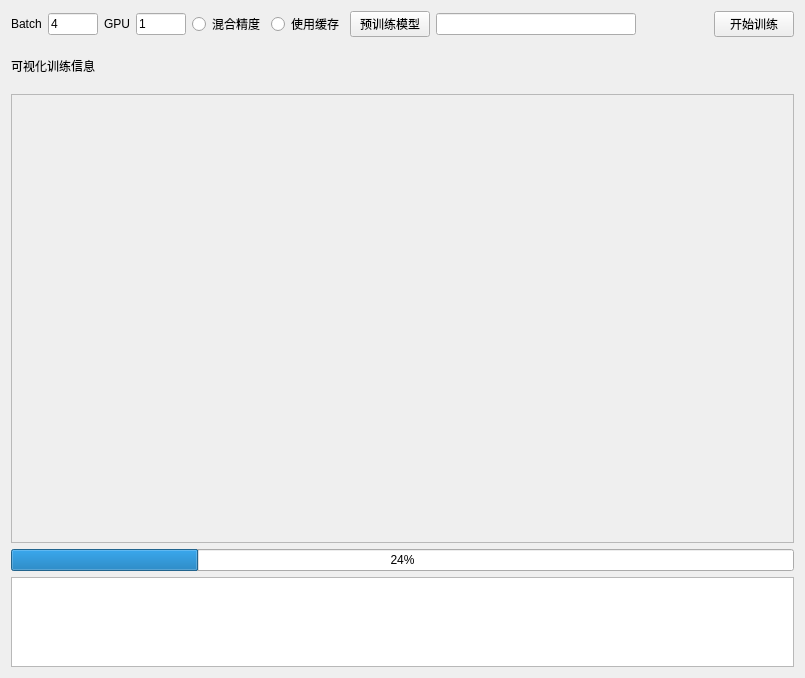
This is train_widget.ui in DL-Practise/YoloX_EasyTrain as Qt 5 draws it before an edit. The edited form follows.
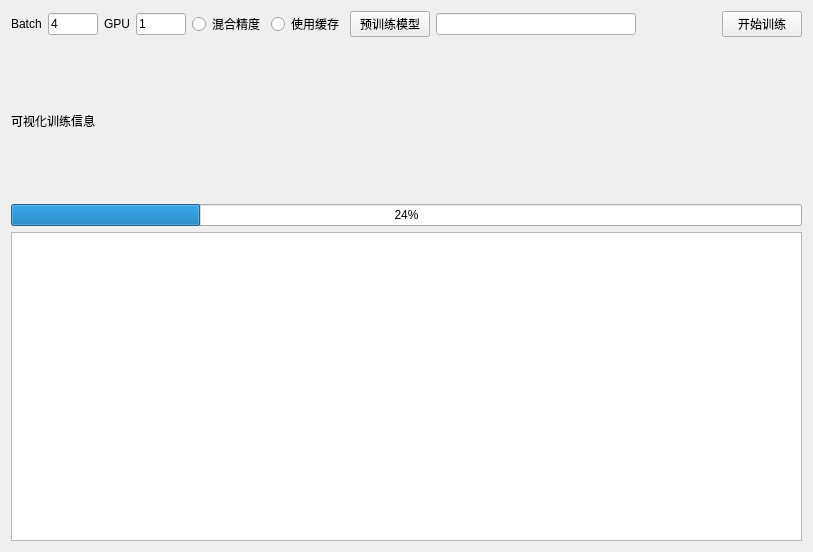
This is the edited form.

Patch:
```diff
--- a/train_widget.ui
+++ b/train_widget.ui
@@ -6,8 +6,8 @@
    <rect>
     <x>0</x>
     <y>0</y>
-    <width>805</width>
-    <height>678</height>
+    <width>813</width>
+    <height>552</height>
    </rect>
   </property>
   <property name="windowTitle">
@@ -15,7 +15,7 @@
   </property>
   <layout class="QGridLayout" name="gridLayout">
    <item row="0" column="0">
-    <layout class="QVBoxLayout" name="verticalLayout" stretch="1,1,10,0,2">
+    <layout class="QVBoxLayout" name="verticalLayout" stretch="1,1,10,1,2">
      <item>
       <layout class="QHBoxLayout" name="horizontalLayout">
        <item>
@@ -145,14 +145,7 @@
       </layout>
      </item>
      <item>
-      <widget class="QFrame" name="frame">
-       <property name="frameShape">
-        <enum>QFrame::StyledPanel</enum>
-       </property>
-       <property name="frameShadow">
-        <enum>QFrame::Raised</enum>
-       </property>
-      </widget>
+      <layout class="QVBoxLayout" name="vlayout_matplot"/>
      </item>
      <item>
       <widget class="QProgressBar" name="progressBar">
```
